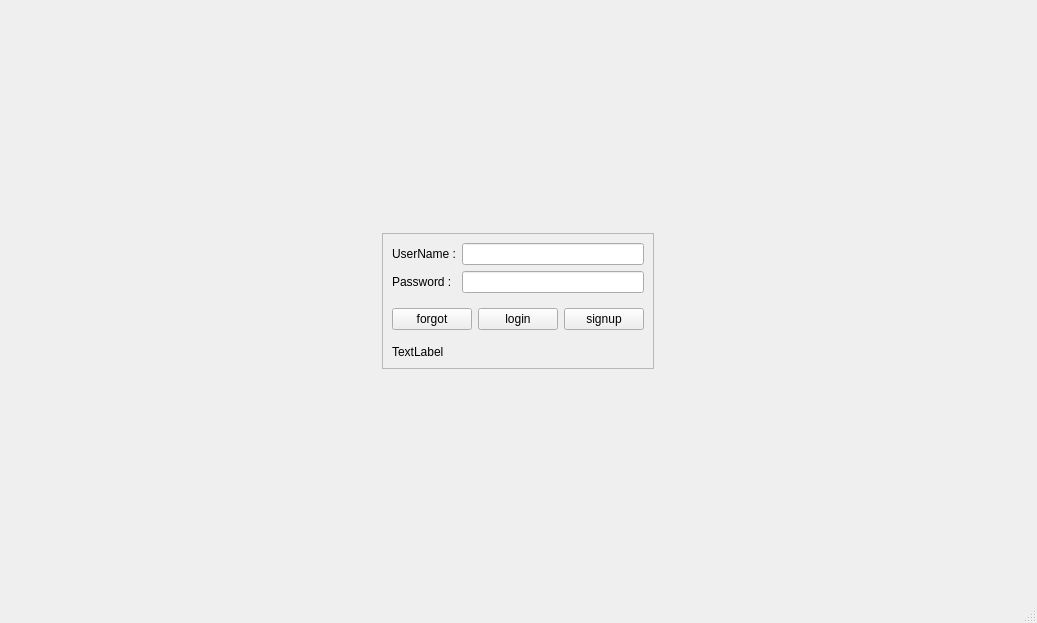
Above: PlotaClient/PlotaClient/mainwindow.ui from amirsoleimani7/plota before the change. Below: the same form after it.
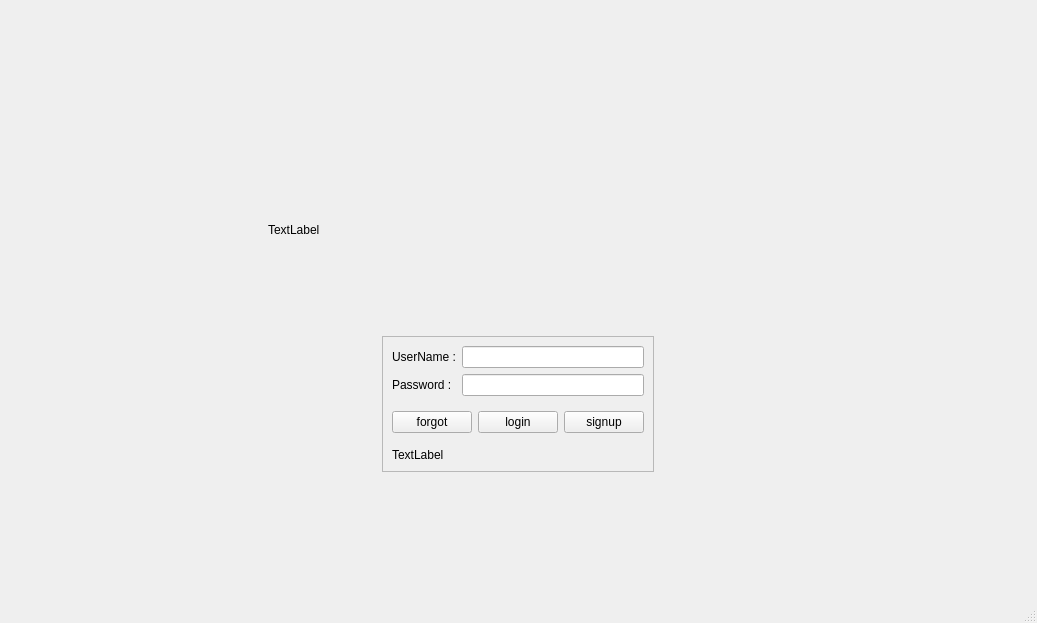
That is the form after the change. The open tabs and pages were chosen to show the change.

Commit message: add : added main page bg logo

Patch:
```diff
--- a/PlotaClient/PlotaClient/mainwindow.ui
+++ b/PlotaClient/PlotaClient/mainwindow.ui
@@ -35,6 +35,19 @@
           </property>
          </spacer>
         </item>
+        <item alignment="Qt::AlignmentFlag::AlignHCenter">
+         <widget class="QLabel" name="lblLoginLogo">
+          <property name="minimumSize">
+           <size>
+            <width>500</width>
+            <height>200</height>
+           </size>
+          </property>
+          <property name="text">
+           <string>TextLabel</string>
+          </property>
+         </widget>
+        </item>
         <item alignment="Qt::AlignmentFlag::AlignHCenter">
          <widget class="QFrame" name="cardLogin">
           <property name="minimumSize">
```
Left out of the diff: 2 changed lines with no effect on the pictures. The commit also changes 6 other files.
